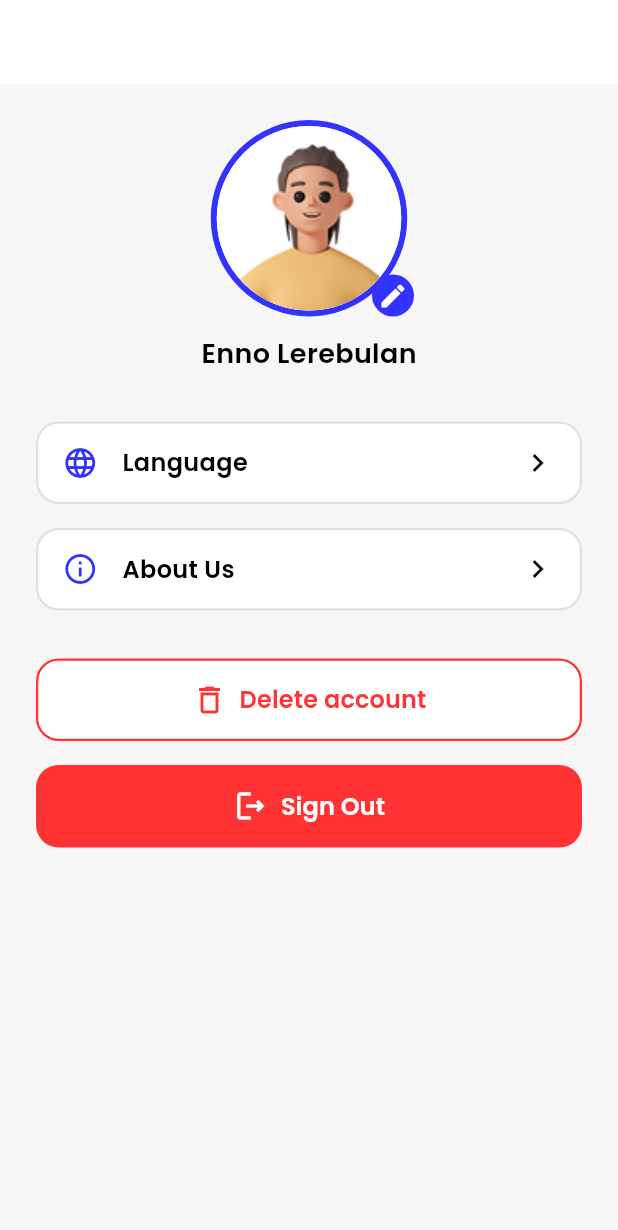
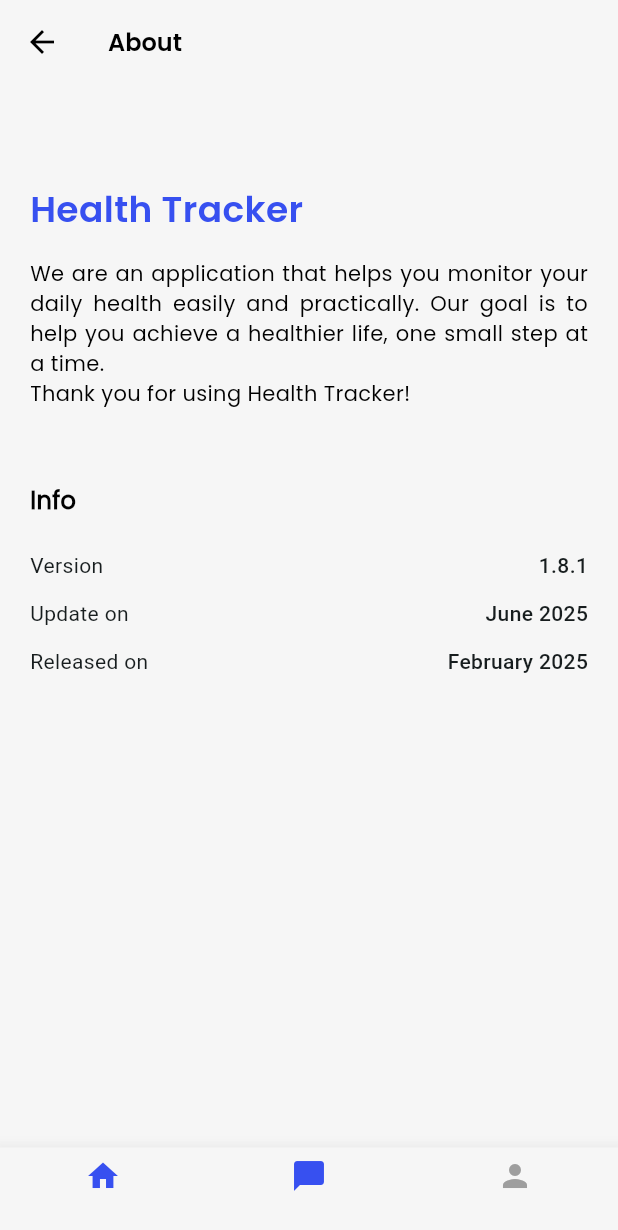
Before and after one commit to lianaprtw/FE_HealthTracker, a Flutter app: the ProfilePage screen opened directly, after a tap on "About Us", on a phone screen of 412 x 824 dp. Shown: the top 1230 px of the screen. Run offline on Flutter 3.47's test engine with Material 3 defaults, Android fonts, the phone set to English and light mode, and no system bars; our stand-ins replace image_picker, shared_preferences; accounts and stored records are empty; Roboto replaces fonts that are missing (Poppins).

Commit message:
menambahkan about page

```diff
--- /dev/null
+++ b/lib/views/Trainee/about.dart
@@ -0,0 +1,137 @@
+import 'package:flutter/material.dart';
+
+class AboutPage extends StatelessWidget {
+  const AboutPage({super.key});
+
+  @override
+  Widget build(BuildContext context) {
+    return Scaffold(
+      backgroundColor: const Color(0xFFF6F6F6),
+      appBar: AppBar(
+        backgroundColor: const Color(0xFFF6F6F6),
+        elevation: 0,
+        leading: IconButton(
+          icon: const Icon(Icons.arrow_back, color: Colors.black),
+          onPressed: () {
+            Navigator.pop(context);
+          },
+        ),
+        title: const Text(
+          'About',
+          style: TextStyle(
+            color: Colors.black,
+            fontFamily: 'PoppinsSemiBold',
+            fontSize: 16,
+            fontWeight: FontWeight.w600,
+          ),
+        ),
+        centerTitle: false,
+      ),
+      body: Padding(
+        padding: const EdgeInsets.symmetric(horizontal: 20, vertical: 16),
+        child: Column(
+          crossAxisAlignment: CrossAxisAlignment.start,
+          children: [
+            const SizedBox(height: 50),
+            const Text(
+              'Health Tracker',
+              style: TextStyle(
+                fontSize: 24,
+                fontWeight: FontWeight.bold,
+                color: Color(0xFF3750F0),
+                fontFamily: 'PoppinsSemiBold',
+              ),
+            ),
+            const SizedBox(height: 16),
+            const Text(
+              'We are an application that helps you monitor your daily health easily and practically. '
+              'Our goal is to help you achieve a healthier life, one small step at a time.\n'
+              'Thank you for using Health Tracker!',
+              textAlign: TextAlign.justify,
+              style: TextStyle(
+                fontSize: 14,
+                fontFamily: 'PoppinsRegular',
+                color: Colors.black,
+              ),
+            ),
+            const SizedBox(height: 50),
+            const Text(
+              'Info',
+              style: TextStyle(
+                fontSize: 16,
+                fontWeight: FontWeight.w600,
+                fontFamily: 'PoppinsRegular',
+                color: Colors.black,
+              ),
+            ),
+            const SizedBox(height: 16),
+            const InfoRow(title: 'Version', value: '1.8.1'),
+            const InfoRow(title: 'Update on', value: 'June 2025'),
+            const InfoRow(title: 'Released on', value: 'February 2025'),
+          ],
+        ),
+      ),
+      bottomNavigationBar: BottomNavigationBar(
+        backgroundColor: const Color(0xFFF6F6F6),
+        selectedItemColor: const Color(0xFF3750F0),
+        unselectedItemColor: Colors.grey,
+        currentIndex: 0, // Ganti sesuai kebutuhan
+        onTap: (index) {
+          // Navigasi antar halaman
+        },
+        items: const [
+          BottomNavigationBarItem(
+            icon: Icon(Icons.home),
+            label: '',
+          ),
+          BottomNavigationBarItem(
+            icon: Icon(Icons.chat_bubble, color: Color(0xFF3750F0)),
+            label: '',
+          ),
+          BottomNavigationBarItem(
+            icon: Icon(Icons.person),
+            label: '',
+          ),
+        ],
+      ),
+    );
+  }
+}
+
+class InfoRow extends StatelessWidget {
+  final String title;
+  final String value;
+
+  const InfoRow({
+    super.key,
+    required this.title,
+    required this.value,
+  });
+
+  @override
+  Widget build(BuildContext context) {
+    return Padding(
+      padding: const EdgeInsets.symmetric(vertical: 6),
+      child: Row(
+        mainAxisAlignment: MainAxisAlignment.spaceBetween,
+        children: [
+          Text(
+            title,
+            style: const TextStyle(
+              fontSize: 14,
+              fontFamily: 'Poppins',
+            ),
+          ),
+          Text(
+            value,
+            style: const TextStyle(
+              fontSize: 14,
+              fontFamily: 'Poppins',
+              fontWeight: FontWeight.w500,
+            ),
+          ),
+        ],
+      ),
+    );
+  }
+}
--- a/lib/views/Trainee/profile.dart
+++ b/lib/views/Trainee/profile.dart
@@ -1,4 +1,5 @@
 import 'package:flutter/material.dart';
+import 'package:health_tracker/views/Trainee/about.dart';
 import 'package:health_tracker/views/Trainee/login.dart';
 import 'package:health_tracker/views/Trainer/update_profile.dart';
 
@@ -304,7 +305,9 @@ class _ProfilePageState extends State<ProfilePage> {
                 borderColor: Colors.grey.shade300,
                 arrowColor: Colors.black,
                 onTap: () {
-                  print('About Us option tapped');
+                  Navigator.push(
+                    context,
+                    MaterialPageRoute(builder: (context) => const AboutPage())); // Ganti dengan rute yang sesuai
                   // Navigasi ke halaman About Us
                 },
               ),
```
